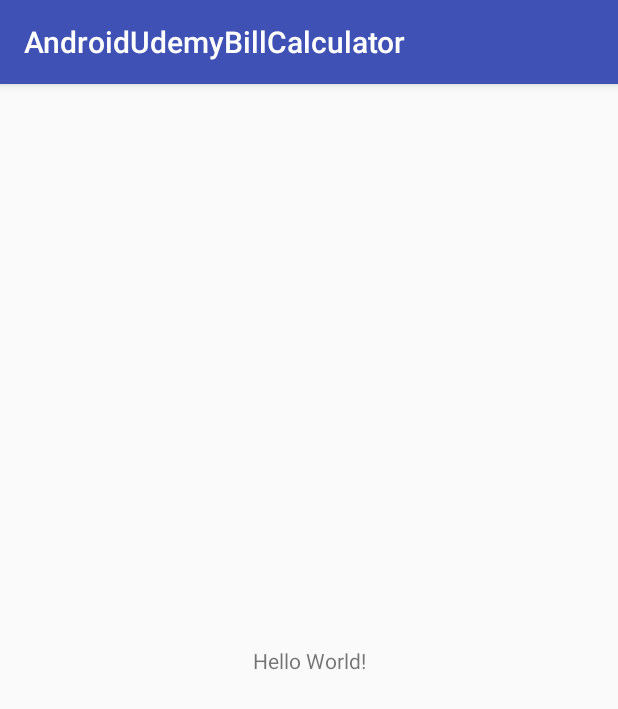
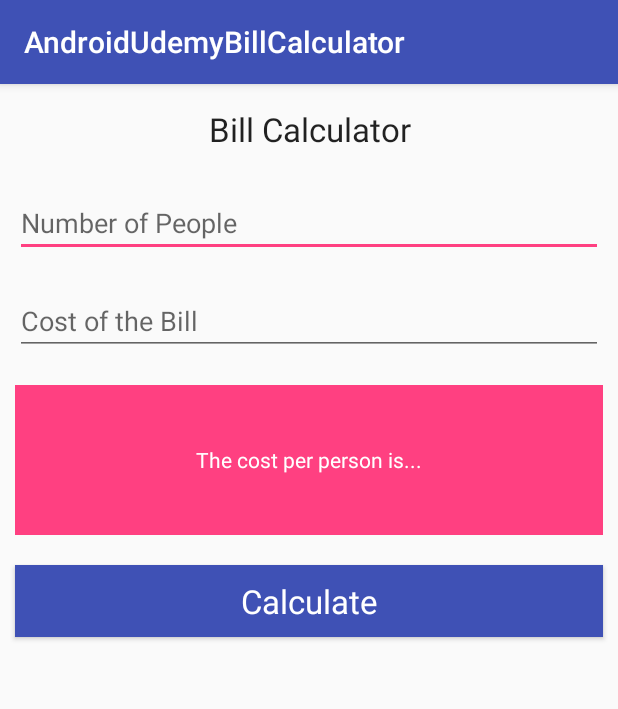
Before and after one commit to ngken84/AndroidUdemyBillCalculator, an Android app: the screen it shows after launch (MainActivity), on a phone screen of 412 x 824 dp. Shown: the top 709 px of the screen. Run offline under Robolectric (Android 15) with nearby library versions, the phone set to English and light mode, and no system bars.

Commit message:
Create MainActivity Layout

```diff
--- a/app/src/main/res/layout/activity_main.xml
+++ b/app/src/main/res/layout/activity_main.xml
@@ -1,18 +1,52 @@
 <?xml version="1.0" encoding="utf-8"?>
-<android.support.constraint.ConstraintLayout xmlns:android="http://schemas.android.com/apk/res/android"
-    xmlns:app="http://schemas.android.com/apk/res-auto"
+<LinearLayout xmlns:android="http://schemas.android.com/apk/res/android"
     xmlns:tools="http://schemas.android.com/tools"
     android:layout_width="match_parent"
     android:layout_height="match_parent"
+    android:orientation="vertical"
     tools:context=".MainActivity">
 
     <TextView
-        android:layout_width="wrap_content"
+        android:layout_width="match_parent"
         android:layout_height="wrap_content"
-        android:text="Hello World!"
-        app:layout_constraintBottom_toBottomOf="parent"
-        app:layout_constraintLeft_toLeftOf="parent"
-        app:layout_constraintRight_toRightOf="parent"
-        app:layout_constraintTop_toTopOf="parent" />
+        android:gravity="center"
+        android:textAppearance="?android:textAppearanceLarge"
+        android:padding="15dp"
+        android:text="Bill Calculator" />
 
-</android.support.constraint.ConstraintLayout>
+    <EditText
+        android:layout_width="match_parent"
+        android:layout_height="wrap_content"
+        android:layout_margin="10dp"
+        android:hint="Number of People"
+        android:id="@+id/main_edit_no_of_people"/>
+
+    <EditText
+        android:layout_width="match_parent"
+        android:layout_height="wrap_content"
+        android:layout_margin="10dp"
+        android:hint="Cost of the Bill"
+        android:id="@+id/main_edit_bill_cost"/>
+
+    <TextView
+        android:layout_width="match_parent"
+        android:layout_height="100dp"
+        android:layout_margin="10dp"
+        android:text="The cost per person is..."
+        android:layout_gravity="center"
+        android:gravity="center"
+        android:background="@color/colorAccent"
+        android:textColor="@android:color/white"
+        android:id="@+id/main_txt_result"/>
+
+    <Button
+        android:layout_width="match_parent"
+        android:layout_height="wrap_content"
+        android:id="@+id/main_btn_calc"
+        android:text="Calculate"
+        android:textColor="@android:color/white"
+        android:background="@color/colorPrimary"
+        android:layout_margin="10dp"
+        android:textAppearance="?android:textAppearanceLarge"/>
+
+</LinearLayout>
```
